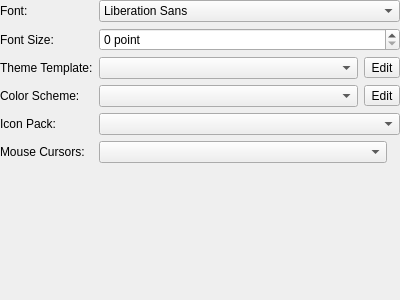
Old version of the form src-qt5/core-utils/lumina-config/pages/page_theme.ui in the repository lumina-desktop/lumina.
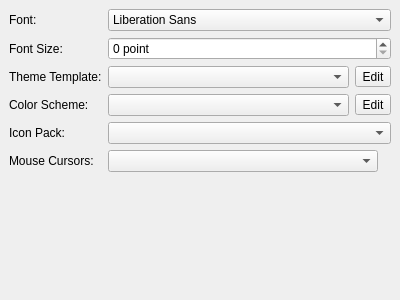
New version of the form.

Commit message: Get the new theme page all setup and functional.

```diff
--- a/src-qt5/core-utils/lumina-config/pages/page_theme.ui
+++ b/src-qt5/core-utils/lumina-config/pages/page_theme.ui
@@ -15,16 +15,16 @@
   </property>
   <layout class="QFormLayout" name="formLayout">
    <property name="leftMargin">
-    <number>0</number>
+    <number>9</number>
    </property>
    <property name="topMargin">
-    <number>0</number>
+    <number>9</number>
    </property>
    <property name="rightMargin">
-    <number>0</number>
+    <number>9</number>
    </property>
    <property name="bottomMargin">
-    <number>0</number>
+    <number>9</number>
    </property>
    <item row="0" column="0">
     <widget class="QLabel" name="label_12">
```
The commit also changes 6 other files.
